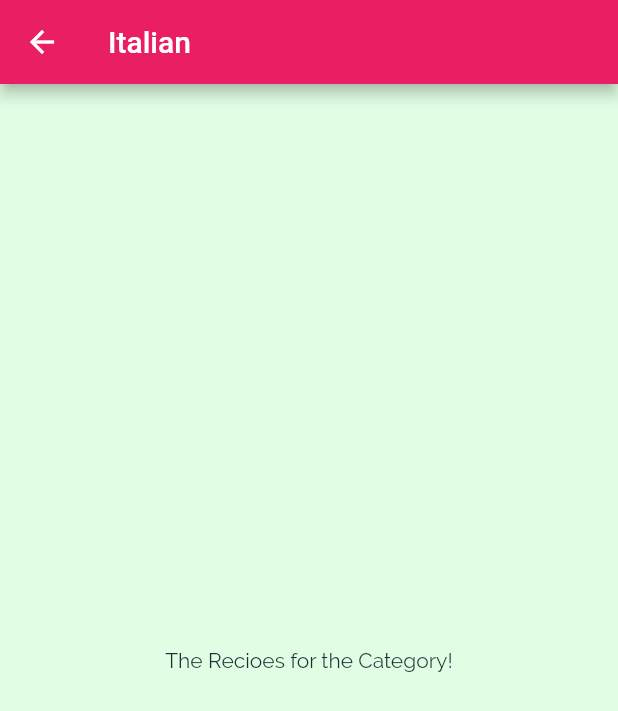
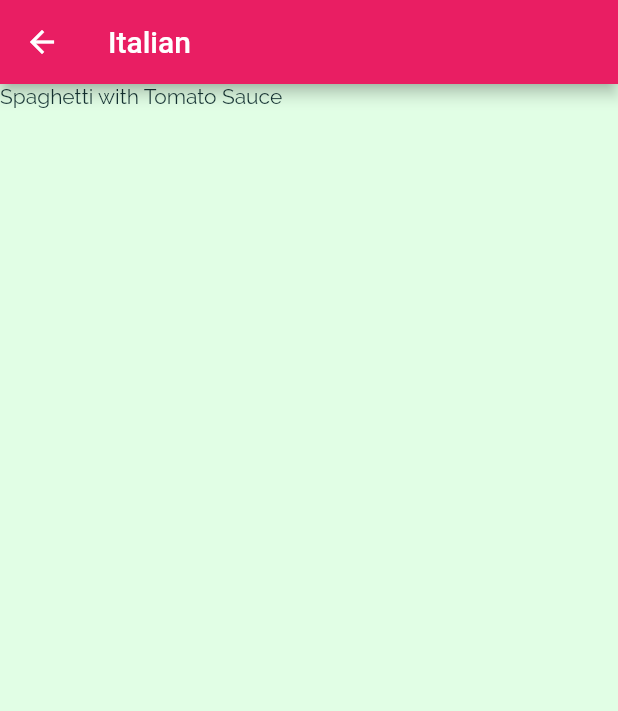
Before and after one commit to amirul12/meal-flutter, a Flutter app: the screen it shows after launch, after a tap on "Italian", on a phone screen of 412 x 824 dp. Shown: the top 711 px of the screen. Run offline on Flutter 3.47's test engine with Material 2 defaults, Android fonts, the phone set to English and light mode, and no system bars.

Commit message:
13. Selecting Meals for a Chosen Category

```diff
--- a/lib/category_meal_screen.dart
+++ b/lib/category_meal_screen.dart
@@ -1,4 +1,5 @@
 import 'package:flutter/material.dart';
+import 'package:meal/dummy_data.dart';
 class CategoryMealScreen extends StatelessWidget {
 
   static const String routeName = '/category-meal';
@@ -14,13 +15,18 @@ class CategoryMealScreen extends StatelessWidget {
     final routArgs = ModalRoute.of(context)!.settings.arguments as Map<String, String>;
 
     final String title = routArgs['title']!;
-    final String id = routArgs['id']!;
+    final String categoryId = routArgs['id']!;
 
+    final categoryMeals = DUMMY_MEALS.where((meal){
+      return meal.categories.contains(categoryId);
+    }).toList();
 
     return Scaffold(
     appBar: AppBar(title: Text(title)),
-      body: const Center(
-        child: Text("The Recioes for the Category!"),
-    ), );
+      body: ListView.builder(
+          itemBuilder: (ctx, index){
+        return Text(categoryMeals[index].title);
+      }, itemCount: categoryMeals.length,)
+    );
   }
 }
```
